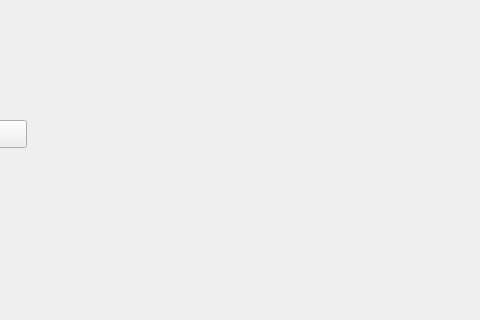
Before: the Qt Designer form app/UI/main_chat.ui in omegaBionic/maderation_front, drawn with Qt 5; both pictures show x 316 to 796 and y 230 to 550 of the 1090 by 634 pixel window.
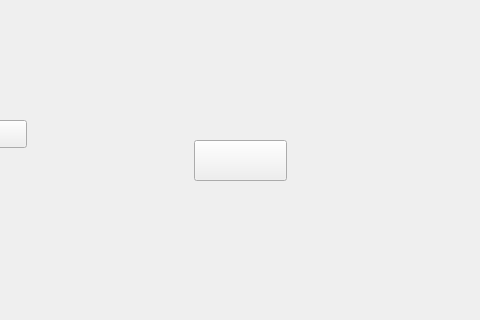
After: the same form once the commit is applied. Icons and pictures are not drawn.

What changed in the file:
```diff
--- a/app/UI/main_chat.ui
+++ b/app/UI/main_chat.ui
@@ -168,6 +168,34 @@
      <string/>
     </property>
    </widget>
+   <widget class="QPushButton" name="pushButton_addChat">
+    <property name="geometry">
+     <rect>
+      <x>510</x>
+      <y>370</y>
+      <width>93</width>
+      <height>41</height>
+     </rect>
+    </property>
+    <property name="styleSheet">
+     <string notr="true">QPushButton {
+	border-image: url(:/pictures/img/add_message.png);
+}
+
+QPushButton::hover {
+	border-image: url(:/pictures/img/add_message_hover.png);
+
+}
+
+QPushButton::pressed {
+	border-image: url(:/pictures/img/add_message_pressed.png);
+
+}</string>
+    </property>
+    <property name="text">
+     <string/>
+    </property>
+   </widget>
   </widget>
  </widget>
  <resources/>
```
